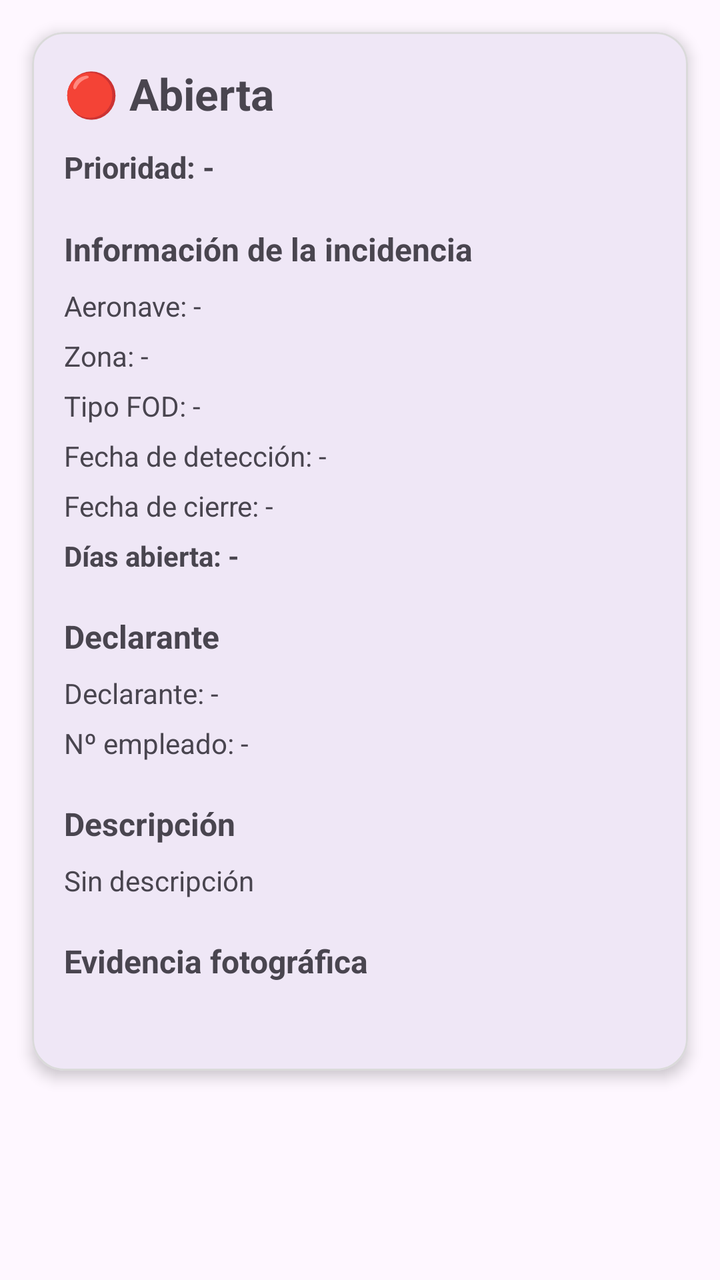
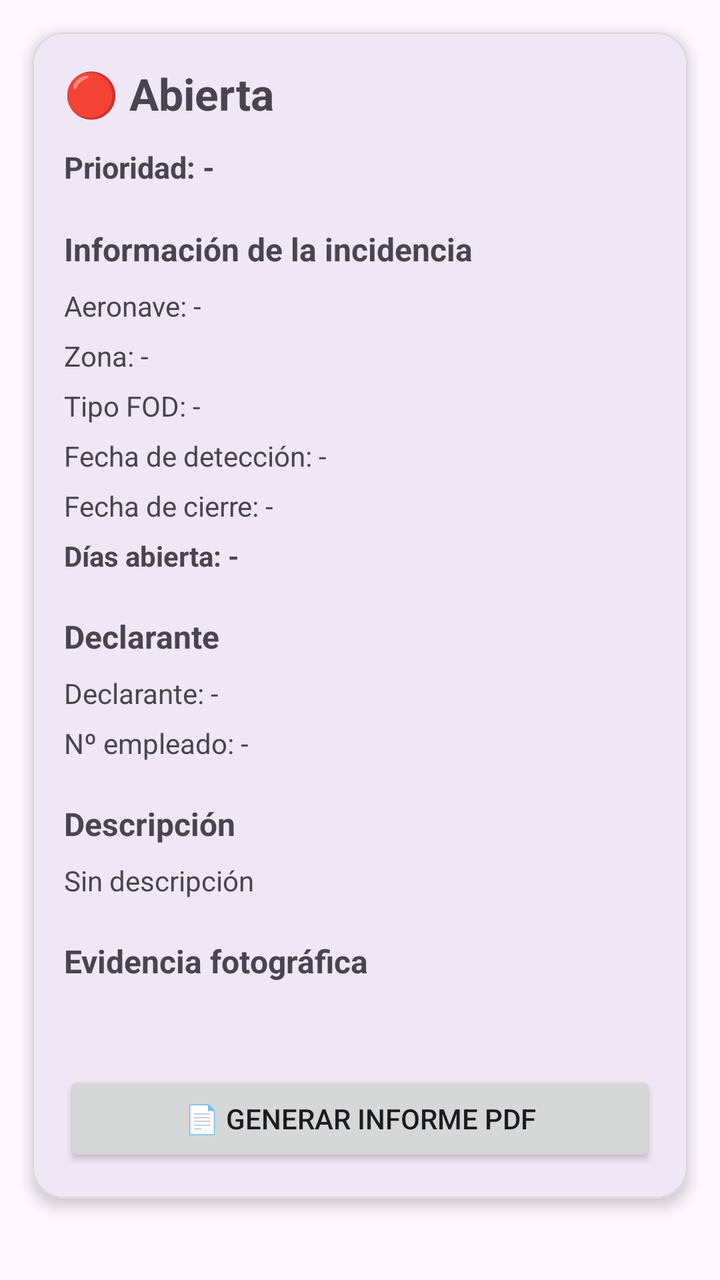

Compare the two renders of this Android layout. The source of the first and the diff that turns it into the second are given below.
<!-- AndroidManifest.xml: application theme Theme.FodManager -->
<!-- res/layout/activity_detalle_incidencia.xml -->
<?xml version="1.0" encoding="utf-8"?>
<ScrollView xmlns:android="http://schemas.android.com/apk/res/android"
    xmlns:app="http://schemas.android.com/apk/res-auto"
    android:layout_width="match_parent"
    android:layout_height="match_parent"
    android:clipToPadding="false"
    android:paddingStart="16dp"
    android:paddingTop="16dp"
    android:paddingEnd="16dp"
    android:paddingBottom="24dp">

    
    <com.google.android.material.card.MaterialCardView
        android:layout_width="match_parent"
        android:layout_height="wrap_content"
        app:cardCornerRadius="16dp"
        app:cardElevation="4dp"
        app:strokeWidth="1dp"
        app:strokeColor="#DADADA">

        
        <LinearLayout
            android:layout_width="match_parent"
            android:layout_height="wrap_content"
            android:orientation="vertical"
            android:padding="16dp">

            
            <TextView
                android:id="@+id/tvDetalleEstado"
                android:layout_width="match_parent"
                android:layout_height="wrap_content"
                android:text="🔴 Abierta"
                android:textSize="22sp"
                android:textStyle="bold"
                android:layout_marginBottom="12dp" />

            
            <TextView
                android:id="@+id/tvDetallePrioridad"
                android:layout_width="match_parent"
                android:layout_height="wrap_content"
                android:text="Prioridad: -"
                android:textSize="15sp"
                android:textStyle="bold"
                android:layout_marginBottom="20dp" />

            
            <TextView
                android:layout_width="match_parent"
                android:layout_height="wrap_content"
                android:text="Información de la incidencia"
                android:textSize="16sp"
                android:textStyle="bold"
                android:layout_marginBottom="8dp" />

            
            <TextView
                android:id="@+id/tvDetalleAeronave"
                android:layout_width="match_parent"
                android:layout_height="wrap_content"
                android:text="Aeronave: -"
                android:textSize="14sp"
                android:layout_marginBottom="6dp" />

            
            <TextView
                android:id="@+id/tvDetalleZona"
                android:layout_width="match_parent"
                android:layout_height="wrap_content"
                android:text="Zona: -"
                android:textSize="14sp"
                android:layout_marginBottom="6dp" />

            
            <TextView
                android:id="@+id/tvDetalleTipoFod"
                android:layout_width="match_parent"
                android:layout_height="wrap_content"
                android:text="Tipo FOD: -"
                android:textSize="14sp"
                android:layout_marginBottom="6dp" />

            
            <TextView
                android:id="@+id/tvFechaDeteccion"
                android:layout_width="match_parent"
                android:layout_height="wrap_content"
                android:text="Fecha de detección: -"
                android:textSize="14sp"
                android:layout_marginBottom="6dp" />

            
            <TextView
                android:id="@+id/tvFechaCierre"
                android:layout_width="match_parent"
                android:layout_height="wrap_content"
                android:text="Fecha de cierre: -"
                android:textSize="14sp"
                android:layout_marginBottom="6dp" />

            
            <TextView
                android:id="@+id/tvDiasAbierta"
                android:layout_width="match_parent"
                android:layout_height="wrap_content"
                android:text="Días abierta: -"
                android:textSize="14sp"
                android:textStyle="bold"
                android:layout_marginBottom="20dp" />

            
            <TextView
                android:layout_width="match_parent"
                android:layout_height="wrap_content"
                android:text="Declarante"
                android:textSize="16sp"
                android:textStyle="bold"
                android:layout_marginBottom="8dp" />

            
            <TextView
                android:id="@+id/tvDetalleDeclarante"
                android:layout_width="match_parent"
                android:layout_height="wrap_content"
                android:text="Declarante: -"
                android:textSize="14sp"
                android:layout_marginBottom="6dp" />

            
            <TextView
                android:id="@+id/tvDetalleNumeroEmpleado"
                android:layout_width="match_parent"
                android:layout_height="wrap_content"
                android:text="Nº empleado: -"
                android:textSize="14sp"
                android:layout_marginBottom="20dp" />

            
            <TextView
                android:layout_width="match_parent"
                android:layout_height="wrap_content"
                android:text="Descripción"
                android:textSize="16sp"
                android:textStyle="bold"
                android:layout_marginBottom="8dp" />

            
            <TextView
                android:id="@+id/tvDetalleDescripcion"
                android:layout_width="match_parent"
                android:layout_height="wrap_content"
                android:text="Sin descripción"
                android:textSize="14sp"
                android:lineSpacingExtra="2dp"
                android:layout_marginBottom="20dp" />

            
            <TextView
                android:layout_width="match_parent"
                android:layout_height="wrap_content"
                android:text="Evidencia fotográfica"
                android:textSize="16sp"
                android:textStyle="bold"
                android:layout_marginBottom="8dp" />

            
            <com.google.android.material.card.MaterialCardView
                android:layout_width="match_parent"
                android:layout_height="wrap_content"
                android:layout_marginBottom="20dp"
                app:cardCornerRadius="12dp"
                app:cardElevation="2dp"
                app:strokeWidth="1dp"
                app:strokeColor="#E5E5E5">

                
                <ImageView
                    android:id="@+id/imgDetalleIncidencia"
                    android:layout_width="match_parent"
                    android:layout_height="420dp"
                    android:layout_marginTop="16dp"
                    android:layout_marginBottom="16dp"
                    android:adjustViewBounds="true"
                    android:scaleType="fitCenter"

                    android:visibility="gone" />
            </com.google.android.material.card.MaterialCardView>

            
            <LinearLayout
                android:id="@+id/layoutBotonesEstado"
                android:layout_width="match_parent"
                android:layout_height="wrap_content"
                android:orientation="vertical"
                android:visibility="gone">

                
                <Button
                    android:id="@+id/btnPasarEnProceso"
                    android:layout_width="match_parent"
                    android:layout_height="wrap_content"
                    android:text="Pasar a en proceso"
                    android:layout_marginBottom="10dp" />

                
                <Button
                    android:id="@+id/btnCerrarIncidencia"
                    android:layout_width="match_parent"
                    android:layout_height="wrap_content"
                    android:text="Cerrar incidencia" />
            </LinearLayout>

        </LinearLayout>

    </com.google.android.material.card.MaterialCardView>

</ScrollView>
<!-- resources referenced by this layout -->
<resources>
  <style name="Theme.FodManager" parent="Base.Theme.FodManager" />
  <style name="Base.Theme.FodManager" parent="Theme.Material3.DayNight.NoActionBar">
          
          
      </style>
</resources>

<!-- the commit's change to res/layout/activity_detalle_incidencia.xml (unified diff, before → after) -->
@@ -209,8 +209,17 @@
                     android:layout_width="match_parent"
                     android:layout_height="wrap_content"
                     android:text="Cerrar incidencia" />
+
             </LinearLayout>
 
+                <Button
+                    android:id="@+id/btnGenerarPdf"
+                    android:layout_width="match_parent"
+                    android:layout_height="wrap_content"
+                    android:text="📄 Generar informe PDF"
+                    android:layout_marginTop="16dp" />
+
+
         </LinearLayout>
 
     </com.google.android.material.card.MaterialCardView>
